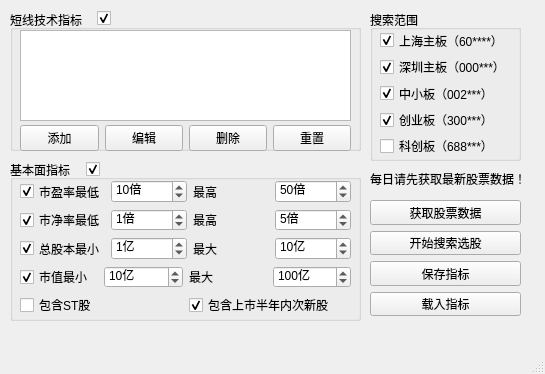
Before: the Qt Designer form QtDesign/StockFinder.ui in victor647/QuantumStockTrade, drawn with Qt 5.
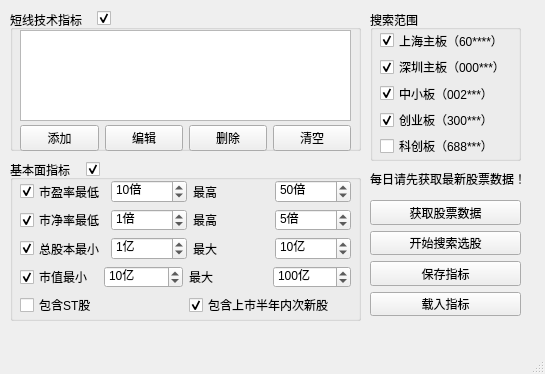
After: the same form once the commit is applied.

What changed in the file:
```diff
--- a/QtDesign/StockFinder.ui
+++ b/QtDesign/StockFinder.ui
@@ -196,7 +196,7 @@
       <item>
        <widget class="QPushButton" name="btnResetCriteria">
         <property name="text">
-         <string>重置</string>
+         <string>清空</string>
         </property>
        </widget>
       </item>
```
